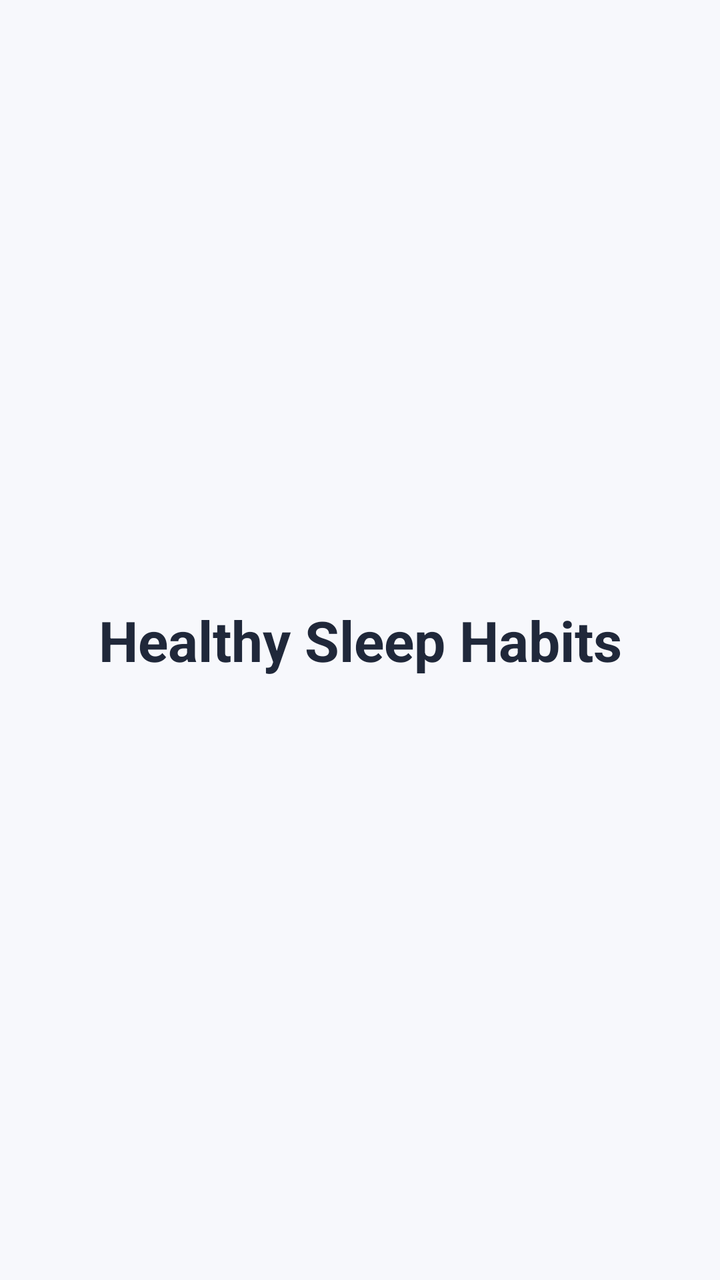
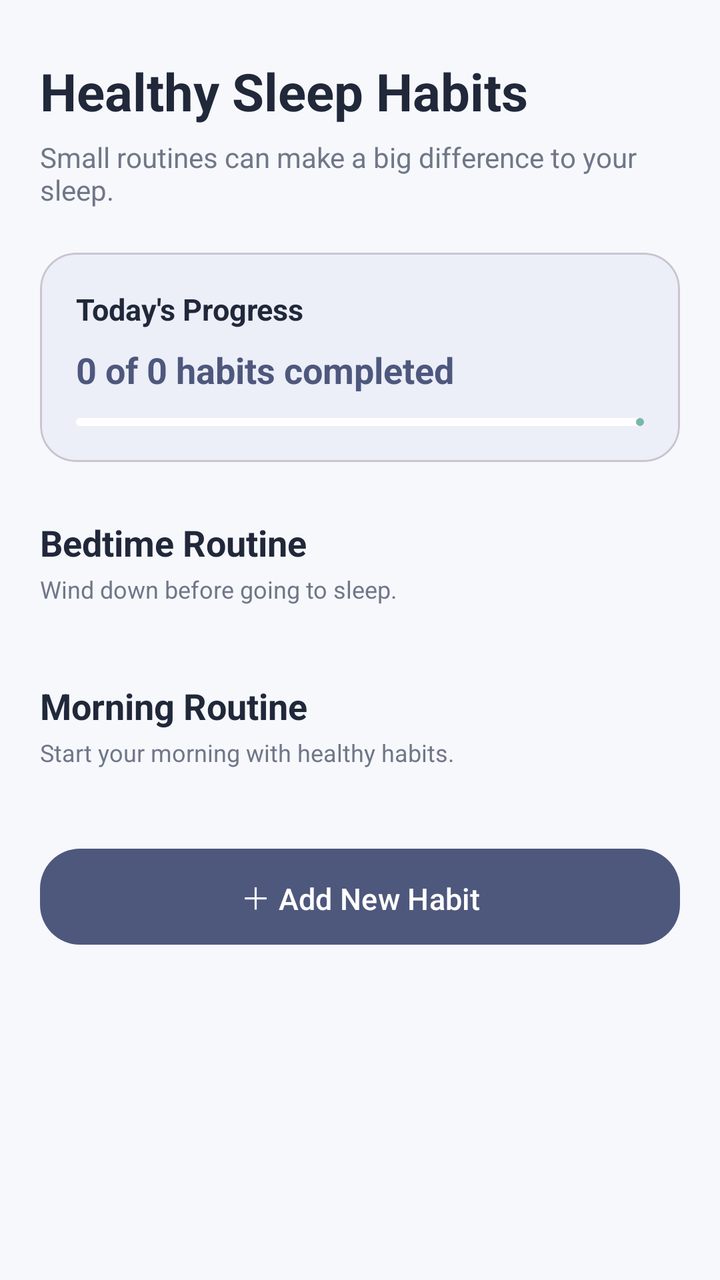

The first picture is an Android layout as it rendered before a commit; the second is the same layout after the commit. The layout source and the unified diff follow.
<!-- AndroidManifest.xml: application theme Theme.MoodMateSleep -->
<!-- res/layout/fragment_habits.xml -->
<?xml version="1.0" encoding="utf-8"?>
<androidx.constraintlayout.widget.ConstraintLayout
    xmlns:android="http://schemas.android.com/apk/res/android"
    xmlns:app="http://schemas.android.com/apk/res-auto"
    android:layout_width="match_parent"
    android:layout_height="match_parent"
    android:background="@color/moodmate_background">

    <TextView
        android:layout_width="wrap_content"
        android:layout_height="wrap_content"
        android:text="Healthy Sleep Habits"
        android:textColor="@color/moodmate_text_primary"
        android:textSize="28sp"
        android:textStyle="bold"
        app:layout_constraintBottom_toBottomOf="parent"
        app:layout_constraintEnd_toEndOf="parent"
        app:layout_constraintStart_toStartOf="parent"
        app:layout_constraintTop_toTopOf="parent" />

</androidx.constraintlayout.widget.ConstraintLayout>
<!-- resources referenced by this layout -->
<resources>
  <color name="moodmate_background">#F7F8FC</color>
  <color name="moodmate_text_primary">#20283A</color>
  <style name="Theme.MoodMateSleep" parent="Theme.Material3.DayNight.NoActionBar">
  
          <item name="colorPrimary">@color/moodmate_primary</item>
  
          <item name="colorSecondary">@color/moodmate_teal</item>
  
          <item name="android:colorAccent">@color/moodmate_teal</item>
  
          <item name="android:windowLightStatusBar">true</item>
  
          <item name="android:statusBarColor">@color/moodmate_background</item>
  
          <item name="android:navigationBarColor">@color/moodmate_background</item>
  
          <item name="android:windowBackground">@color/moodmate_background</item>
  
      </style>
  <color name="moodmate_primary">#4E587D</color>
  <color name="moodmate_teal">#78B8A8</color>
</resources>

<!-- the commit's change to res/layout/fragment_habits.xml (unified diff, before → after) -->
@@ -1,21 +1,145 @@
 <?xml version="1.0" encoding="utf-8"?>
-<androidx.constraintlayout.widget.ConstraintLayout
+<androidx.core.widget.NestedScrollView
     xmlns:android="http://schemas.android.com/apk/res/android"
     xmlns:app="http://schemas.android.com/apk/res-auto"
     android:layout_width="match_parent"
     android:layout_height="match_parent"
-    android:background="@color/moodmate_background">
+    android:background="@color/moodmate_background"
+    android:fillViewport="true">
 
-    <TextView
-        android:layout_width="wrap_content"
+    <LinearLayout
+        android:layout_width="match_parent"
         android:layout_height="wrap_content"
-        android:text="Healthy Sleep Habits"
-        android:textColor="@color/moodmate_text_primary"
-        android:textSize="28sp"
-        android:textStyle="bold"
-        app:layout_constraintBottom_toBottomOf="parent"
-        app:layout_constraintEnd_toEndOf="parent"
-        app:layout_constraintStart_toStartOf="parent"
-        app:layout_constraintTop_toTopOf="parent" />
+        android:orientation="vertical"
+        android:paddingStart="20dp"
+        android:paddingTop="28dp"
+        android:paddingEnd="20dp"
+        android:paddingBottom="100dp">
 
-</androidx.constraintlayout.widget.ConstraintLayout>
+        <TextView
+            android:layout_width="match_parent"
+            android:layout_height="wrap_content"
+            android:text="Healthy Sleep Habits"
+            android:textColor="@color/moodmate_text_primary"
+            android:textSize="26sp"
+            android:textStyle="bold" />
+
+        <TextView
+            android:layout_width="match_parent"
+            android:layout_height="wrap_content"
+            android:layout_marginTop="6dp"
+            android:text="Small routines can make a big difference to your sleep."
+            android:textColor="@color/moodmate_text_secondary"
+            android:textSize="14sp" />
+
+        
+        <com.google.android.material.card.MaterialCardView
+            android:layout_width="match_parent"
+            android:layout_height="wrap_content"
+            android:layout_marginTop="22dp"
+            app:cardBackgroundColor="@color/moodmate_lavender_light"
+            app:cardCornerRadius="18dp"
+            app:cardElevation="0dp">
+
+            <LinearLayout
+                android:layout_width="match_parent"
+                android:layout_height="wrap_content"
+                android:orientation="vertical"
+                android:padding="18dp">
+
+                <TextView
+                    android:layout_width="wrap_content"
+                    android:layout_height="wrap_content"
+                    android:text="Today's Progress"
+                    android:textColor="@color/moodmate_text_primary"
+                    android:textSize="15sp"
+                    android:textStyle="bold" />
+
+                <TextView
+                    android:id="@+id/tvHabitProgress"
+                    android:layout_width="wrap_content"
+                    android:layout_height="wrap_content"
+                    android:layout_marginTop="8dp"
+                    android:text="0 of 0 habits completed"
+                    android:textColor="@color/moodmate_primary"
+                    android:textSize="18sp"
+                    android:textStyle="bold" />
+
+                <com.google.android.material.progressindicator.LinearProgressIndicator
+                    android:id="@+id/progressHabits"
+                    android:layout_width="match_parent"
+                    android:layout_height="wrap_content"
+                    android:layout_marginTop="12dp"
+                    android:max="100"
+                    android:progress="0"
+                    app:indicatorColor="@color/moodmate_teal"
+                    app:trackColor="@color/moodmate_card" />
+
+            </LinearLayout>
+
+        </com.google.android.material.card.MaterialCardView>
+
+        
+        <TextView
+            android:layout_width="wrap_content"
+            android:layout_height="wrap_content"
+            android:layout_marginTop="28dp"
+            android:text="Bedtime Routine"
+            android:textColor="@color/moodmate_text_primary"
+            android:textSize="18sp"
+            android:textStyle="bold" />
+
+        <TextView
+            android:layout_width="wrap_content"
+            android:layout_height="wrap_content"
+            android:layout_marginTop="3dp"
+            android:text="Wind down before going to sleep."
+            android:textColor="@color/moodmate_text_secondary"
+            android:textSize="12sp" />
+
+        <androidx.recyclerview.widget.RecyclerView
+            android:id="@+id/recyclerBedtimeHabits"
+            android:layout_width="match_parent"
+            android:layout_height="wrap_content"
+            android:layout_marginTop="12dp"
+            android:nestedScrollingEnabled="false" />
+
+        
+        <TextView
+            android:layout_width="wrap_content"
+            android:layout_height="wrap_content"
+            android:layout_marginTop="26dp"
+            android:text="Morning Routine"
+            android:textColor="@color/moodmate_text_primary"
+            android:textSize="18sp"
+            android:textStyle="bold" />
+
+        <TextView
+            android:layout_width="wrap_content"
+            android:layout_height="wrap_content"
+            android:layout_marginTop="3dp"
+            android:text="Start your morning with healthy habits."
+            android:textColor="@color/moodmate_text_secondary"
+            android:textSize="12sp" />
+
+        <androidx.recyclerview.widget.RecyclerView
+            android:id="@+id/recyclerMorningHabits"
+            android:layout_width="match_parent"
+            android:layout_height="wrap_content"
+            android:layout_marginTop="12dp"
+            android:nestedScrollingEnabled="false" />
+
+        <com.google.android.material.button.MaterialButton
+            android:id="@+id/btnAddHabit"
+            android:layout_width="match_parent"
+            android:layout_height="56dp"
+            android:layout_marginTop="24dp"
+            android:text="＋ Add New Habit"
+            android:textAllCaps="false"
+            android:textSize="15sp"
+            app:backgroundTint="@color/moodmate_primary"
+            app:cornerRadius="20dp" />
+
+    </LinearLayout>
+
+</androidx.core.widget.NestedScrollView>
<!-- resource entries referenced after the edit -->
@@ -1,7 +1,12 @@
 <!-- resources referenced by this layout -->
 <resources>
   <color name="moodmate_background">#F7F8FC</color>
+  <color name="moodmate_card">#FFFFFF</color>
+  <color name="moodmate_lavender_light">#ECEEF8</color>
+  <color name="moodmate_primary">#4E587D</color>
+  <color name="moodmate_teal">#78B8A8</color>
   <color name="moodmate_text_primary">#20283A</color>
+  <color name="moodmate_text_secondary">#6F7788</color>
   <style name="Theme.MoodMateSleep" parent="Theme.Material3.DayNight.NoActionBar">
   
           <item name="colorPrimary">@color/moodmate_primary</item>
@@ -19,7 +24,5 @@
           <item name="android:windowBackground">@color/moodmate_background</item>
   
       </style>
-  <color name="moodmate_primary">#4E587D</color>
-  <color name="moodmate_teal">#78B8A8</color>
 </resources>
 
